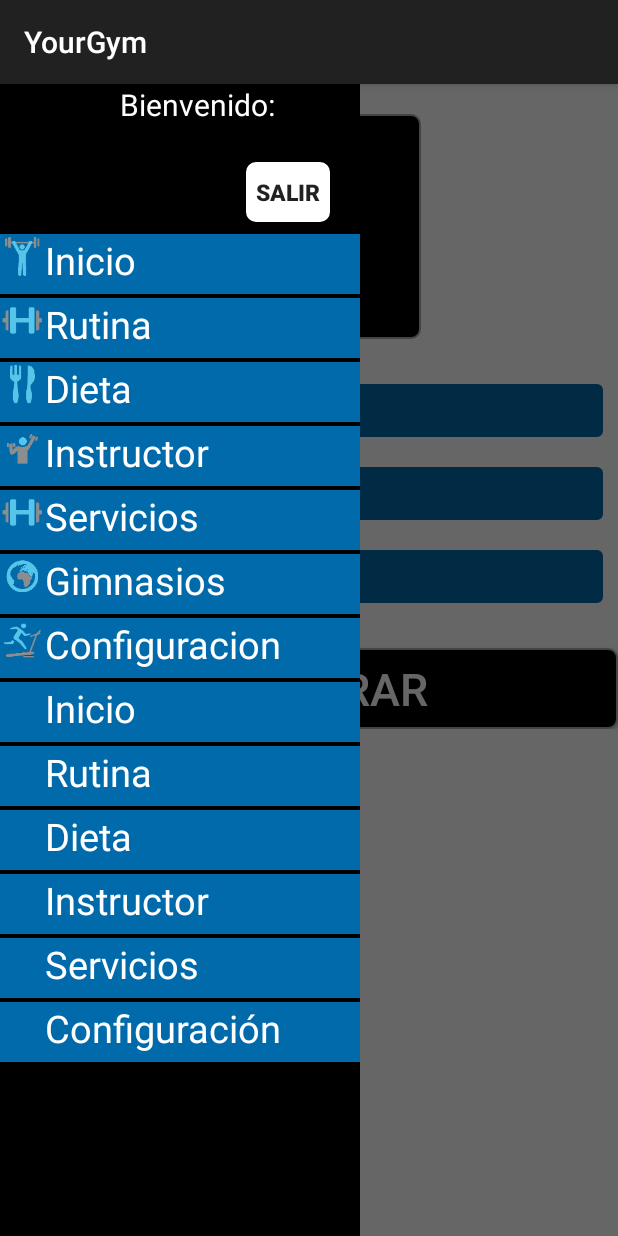
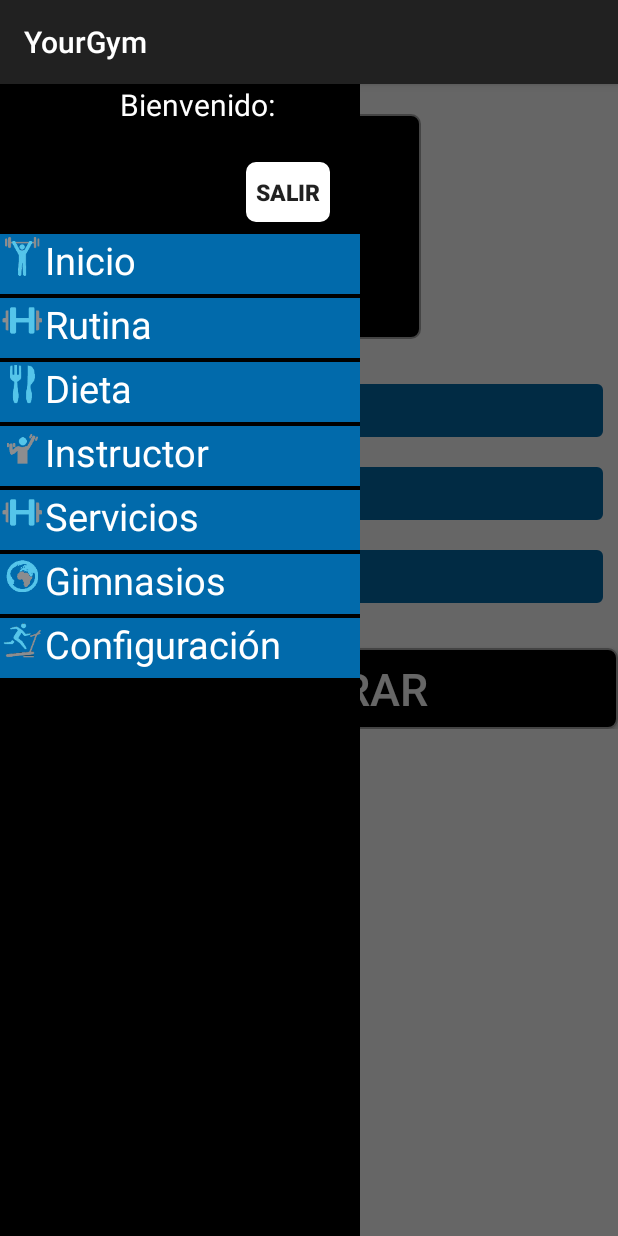
Before and after one commit to edukni/YourGym, an Android app: the screen it shows after launch (MainActivity), with the side drawer open, on a phone screen of 412 x 824 dp. Run offline under Robolectric (Android 15) with nearby library versions, the phone set to English and light mode, and no system bars; libraries missing offline, so code that uses them is left out: com.nostra13.universalimageloader; pictures from the network do not load; 3 statements that could not run were skipped.

Commit message:
Se modificaron los menus, ya jala al cien con SHARED PREFERENCES!

```diff
--- a/app/src/main/java/gymapp/android/com/yourgym/MainActivity.java
+++ b/app/src/main/java/gymapp/android/com/yourgym/MainActivity.java
@@ -163,13 +163,7 @@ public class MainActivity extends ActionBarActivity implements OnChangePage {
         listRutinaEjercicio.add("http://yourgym.site88.net/loadRutina.php");
         listRutinaEjercicio.add("http://yourgym.site88.net/loadEjercicio.php");
 
-        menuItems.add(new Menu("Inicio","http://yourgym.site88.net/loadInicio.php"));
-        menuItems.add(new Menu("Rutina", listRutinaEjercicio));
-        menuItems.add(new Menu("Dieta", "http://yourgym.site88.net/loadDieta.php"));
-        menuItems.add(new Menu("Instructor", "http://yourgym.site88.net/loadInstructor.php"));
-        menuItems.add(new Menu("Servicios", "http://yourgym.site88.net/loadServicios.php"));
-        menuItems.add(new Menu("Gimnasios", ""));
-        menuItems.add(new Menu("Configuracion", ""));
+
 
         if(lang == 0){
             menuItems.add(new Menu("Inicio","http://yourgym.site88.net/loadInicio.php"));
@@ -177,6 +171,7 @@ public class MainActivity extends ActionBarActivity implements OnChangePage {
             menuItems.add(new Menu("Dieta", "http://yourgym.site88.net/loadDieta.php"));
             menuItems.add(new Menu("Instructor", "http://yourgym.site88.net/loadInstructor.php"));
             menuItems.add(new Menu("Servicios", "http://yourgym.site88.net/loadServicios.php"));
+            menuItems.add(new Menu("Gimnasios", ""));
             menuItems.add(new Menu("Configuración", ""));
         }
         else{
@@ -185,6 +180,7 @@ public class MainActivity extends ActionBarActivity implements OnChangePage {
             menuItems.add(new Menu("Diet", "http://yourgym.site88.net/loadDieta.php"));
             menuItems.add(new Menu("Trainer", "http://yourgym.site88.net/loadInstructor.php"));
             menuItems.add(new Menu("Services", "http://yourgym.site88.net/loadServicios.php"));
+            menuItems.add(new Menu("Gyms", ""));
             menuItems.add(new Menu("Configuration", ""));
         }
 
@@ -305,8 +301,9 @@ public class MainActivity extends ActionBarActivity implements OnChangePage {
         if((id.equals("Configuración")) || (id.equals("Configuration"))){
             getSupportFragmentManager().beginTransaction().replace(_fragmentContenido.getId(), new FragmentConfiguracion(this)).addToBackStack(null).commit();
         }
-        if(id.equals("Gimnasios")){
-            getSupportFragmentManager().beginTransaction().replace(_fragmentContenido.getId(), new FragmentGimnasios(this)).addToBackStack(null).commit();
+        if((id.equals("Gimnasios"))||(id.equals("Gyms"))) {
+
+                getSupportFragmentManager().beginTransaction().replace(_fragmentContenido.getId(), new FragmentGimnasios(this)).addToBackStack(null).commit();
         }
         mDrawerLayout.closeDrawers();
     }
```
